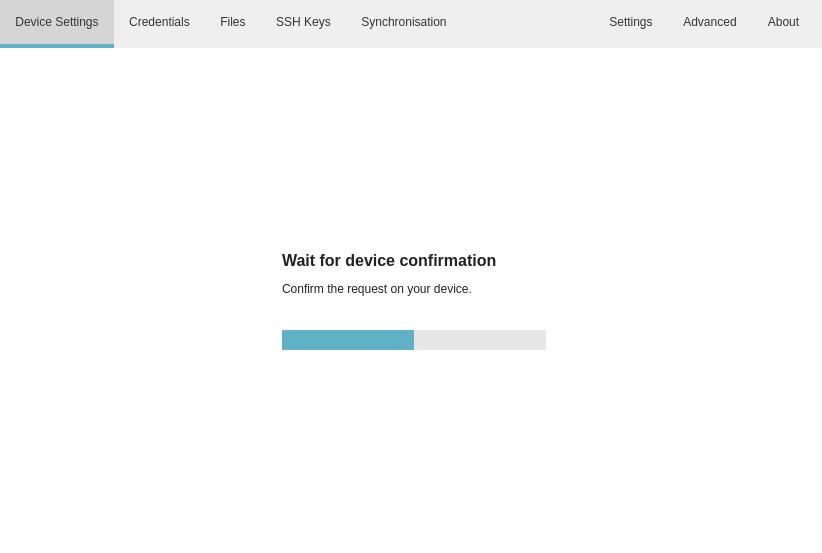
Before: the Qt Designer form src/MainWindow.ui in mooltipass/moolticute, drawn with Qt 5.
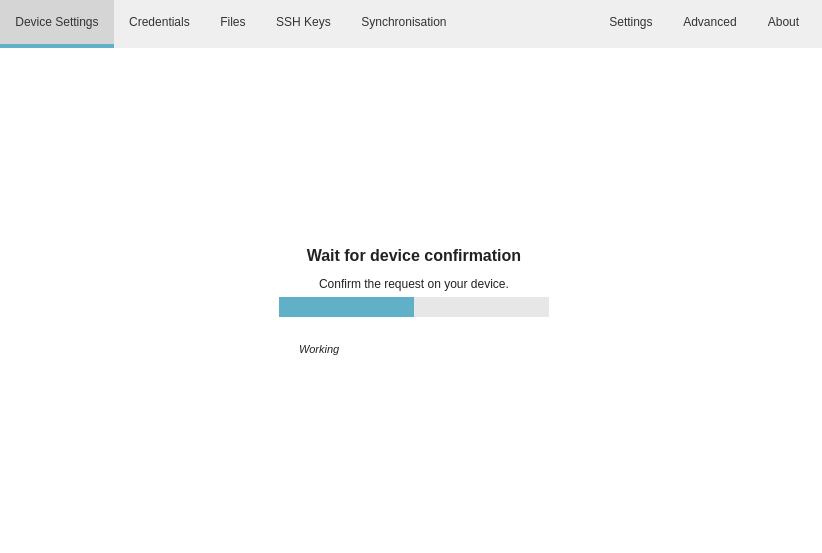
After: the same form once the commit is applied. The open tabs and pages were chosen to show the change. Icons and pictures are not drawn. Custom widgets are drawn as their Qt base class.

The edit to the form file:
```diff
--- a/src/MainWindow.ui
+++ b/src/MainWindow.ui
@@ -1618,37 +1618,36 @@
             </property>
             <property name="sizeHint" stdset="0">
              <size>
-              <width>228</width>
-              <height>18</height>
+              <width>20</width>
+              <height>40</height>
              </size>
             </property>
            </spacer>
           </item>
           <item>
            <widget class="QLabel" name="labelWait">
+            <property name="maximumSize">
+             <size>
+              <width>300</width>
+              <height>16777215</height>
+             </size>
+            </property>
             <property name="text">
              <string>&lt;html&gt;&lt;head/&gt;&lt;body&gt;&lt;p&gt;&lt;span style=&quot; font-size:12pt; font-weight:600;&quot;&gt;Wait for device confirmation&lt;/span&gt;&lt;/p&gt;&lt;p&gt;Confirm the request on your device.&lt;/p&gt;&lt;/body&gt;&lt;/html&gt;</string>
             </property>
+            <property name="alignment">
+             <set>Qt::AlignCenter</set>
+            </property>
            </widget>
           </item>
-          <item>
-           <spacer name="verticalSpacer">
-            <property name="orientation">
-             <enum>Qt::Vertical</enum>
-            </property>
-            <property name="sizeType">
-             <enum>QSizePolicy::Fixed</enum>
-            </property>
-            <property name="sizeHint" stdset="0">
-             <size>
-              <width>228</width>
-              <height>28</height>
-             </size>
-            </property>
-           </spacer>
-          </item>
           <item>
            <widget class="QProgressBar" name="progressBarWait">
+            <property name="maximumSize">
+             <size>
+              <width>300</width>
+              <height>16777215</height>
+             </size>
+            </property>
             <property name="maximum">
              <number>0</number>
             </property>
@@ -1658,14 +1657,57 @@
            </widget>
           </item>
           <item>
-           <spacer name="verticalSpacer_17">
+           <widget class="QLabel" name="labelProgressMessage">
+            <property name="sizePolicy">
+             <sizepolicy hsizetype="Preferred" vsizetype="Preferred">
+              <horstretch>0</horstretch>
+              <verstretch>0</verstretch>
+             </sizepolicy>
+            </property>
+            <property name="minimumSize">
+             <size>
+              <width>270</width>
+              <height>0</height>
+             </size>
+            </property>
+            <property name="maximumSize">
+             <size>
+              <width>300</width>
+              <height>16777215</height>
+             </size>
+            </property>
+            <property name="font">
+             <font>
+              <pointsize>8</pointsize>
+              <italic>true</italic>
+             </font>
+            </property>
+            <property name="text">
+             <string>Working</string>
+            </property>
+            <property name="alignment">
+             <set>Qt::AlignLeading|Qt::AlignLeft|Qt::AlignTop</set>
+            </property>
+            <property name="wordWrap">
+             <bool>true</bool>
+            </property>
+            <property name="margin">
+             <number>0</number>
+            </property>
+            <property name="indent">
+             <number>20</number>
+            </property>
+           </widget>
+          </item>
+          <item>
+           <spacer name="verticalSpacer">
             <property name="orientation">
              <enum>Qt::Vertical</enum>
             </property>
             <property name="sizeHint" stdset="0">
              <size>
-              <width>228</width>
-              <height>18</height>
+              <width>20</width>
+              <height>40</height>
              </size>
             </property>
            </spacer>
```
Left out of the diff: 52 changed lines with no effect on the pictures.
